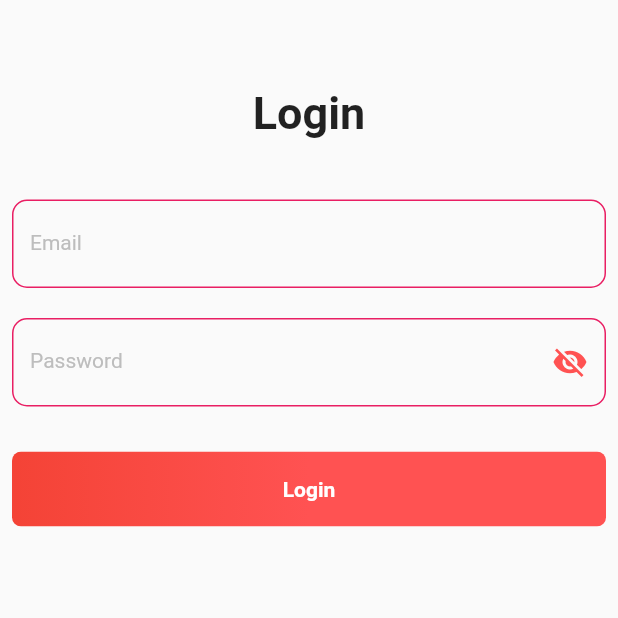
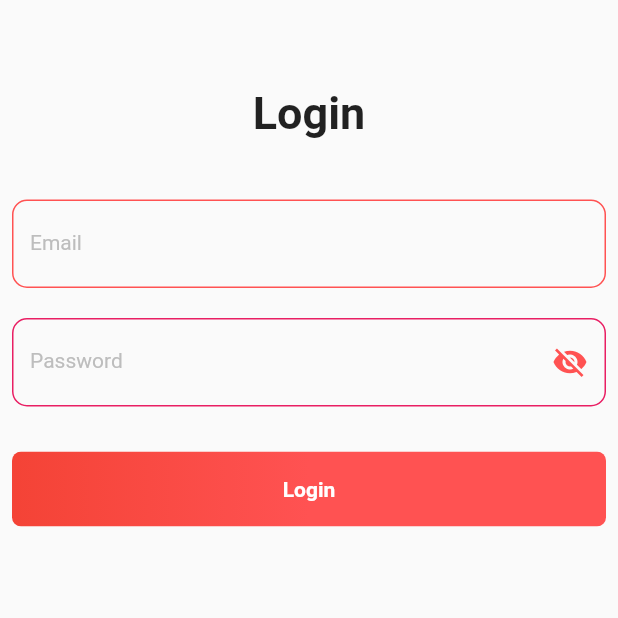
Before and after one commit to rezakurniasetiawan/besttyapp-flutter, a Flutter app: the screen it shows after launch, on a phone screen of 412 x 824 dp, the top half of it. Run offline on Flutter 3.47's test engine with Material 2 defaults, Android fonts, the phone set to English and light mode, and no system bars; our stand-ins replace curved_navigation_bar, image_picker, shared_preferences; accounts and stored records are empty.

Commit message:
Fixing ddd

```diff
--- a/lib/screens/login/login_screen.dart
+++ b/lib/screens/login/login_screen.dart
@@ -113,7 +113,7 @@ class _LoginScreenState extends State<LoginScreen> {
                     ),
                     enabledBorder: OutlineInputBorder(
                       borderRadius: BorderRadius.circular(10),
-                      borderSide: BorderSide(color: Colors.pink),
+                      borderSide: BorderSide(color: Colors.redAccent),
                     ),
                     focusedBorder: OutlineInputBorder(
                         borderRadius: BorderRadius.circular(10),
```
